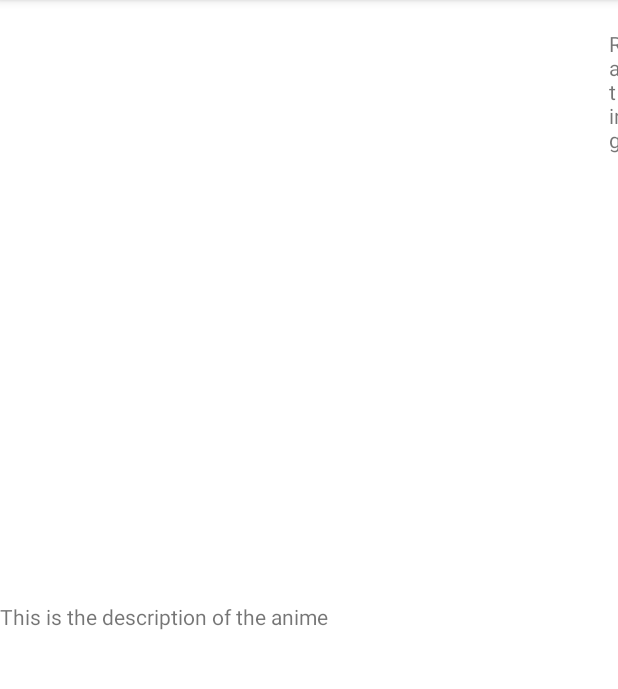
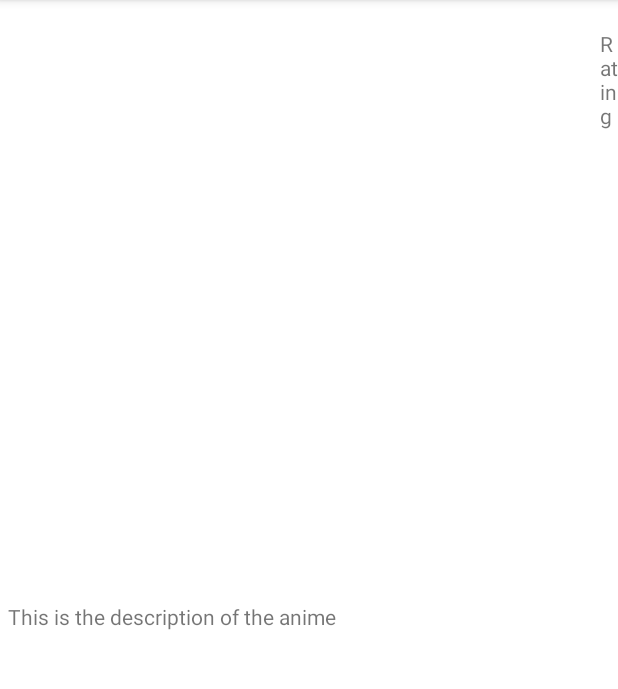
Before and after one commit to timzhen38/AniMeList, an Android app: the DetailActivity screen opened directly, with no data from a screen before it, on a phone screen of 412 x 824 dp, the part 84-773 px from its top. Run offline under Robolectric (Android 15) with nearby library versions, the phone set to English and light mode, and no system bars; libraries missing offline, so code that uses them is left out: com.codepath.asynchttpclient, org.parceler; pictures from the network do not load; 5 statements that could not run were skipped.

Commit message:
- Fixed Syntax Format

```diff
--- a/app/src/main/java/com/example/animelist/model/Anime.java
+++ b/app/src/main/java/com/example/animelist/model/Anime.java
@@ -51,7 +51,7 @@ public class Anime {
             if(i==genreList.length()-1)
                 allGenreString+=genreList.getJSONObject(i).getString("name");
             else
-                allGenreString+=genreList.getJSONObject(i).getString("name")+",";
+                allGenreString+=genreList.getJSONObject(i).getString("name")+", ";
         }
         return allGenreString;
     }
--- a/app/src/main/res/layout/activity_detail.xml
+++ b/app/src/main/res/layout/activity_detail.xml
@@ -18,7 +18,10 @@
         android:layout_width="276dp"
         android:layout_height="wrap_content"
         android:layout_alignParentTop="true"
-        android:layout_marginStart="2dp"
+        android:layout_alignParentEnd="true"
+        android:layout_marginStart="0dp"
+        android:layout_marginTop="0dp"
+        android:layout_marginEnd="3dp"
         android:layout_toEndOf="@+id/ivPoster"
         tools:layout_editor_absoluteX="131dp"
         tools:layout_editor_absoluteY="0dp"
@@ -31,17 +34,21 @@
         android:layout_below="@+id/ivPoster"
         android:layout_alignParentStart="true"
         android:layout_gravity="fill"
-        android:layout_marginStart="0dp"
+        android:layout_marginStart="5dp"
         android:layout_marginTop="1dp"
         android:text="This is the description of the anime" />
 
     <TextView
         android:id="@+id/tvRating"
-        android:layout_width="wrap_content"
-        android:layout_height="wrap_content"
+        android:layout_width="182dp"
+        android:layout_height="173dp"
+        android:layout_above="@+id/tvDescription"
         android:layout_below="@+id/tvTitle"
-        android:layout_marginStart="6dp"
+        android:layout_alignParentEnd="true"
+        android:layout_marginStart="0dp"
         android:layout_marginTop="0dp"
+        android:layout_marginEnd="0dp"
+        android:layout_marginBottom="36dp"
         android:layout_toEndOf="@+id/ivPoster"
         android:text="Rating" />
 </RelativeLayout>
```
